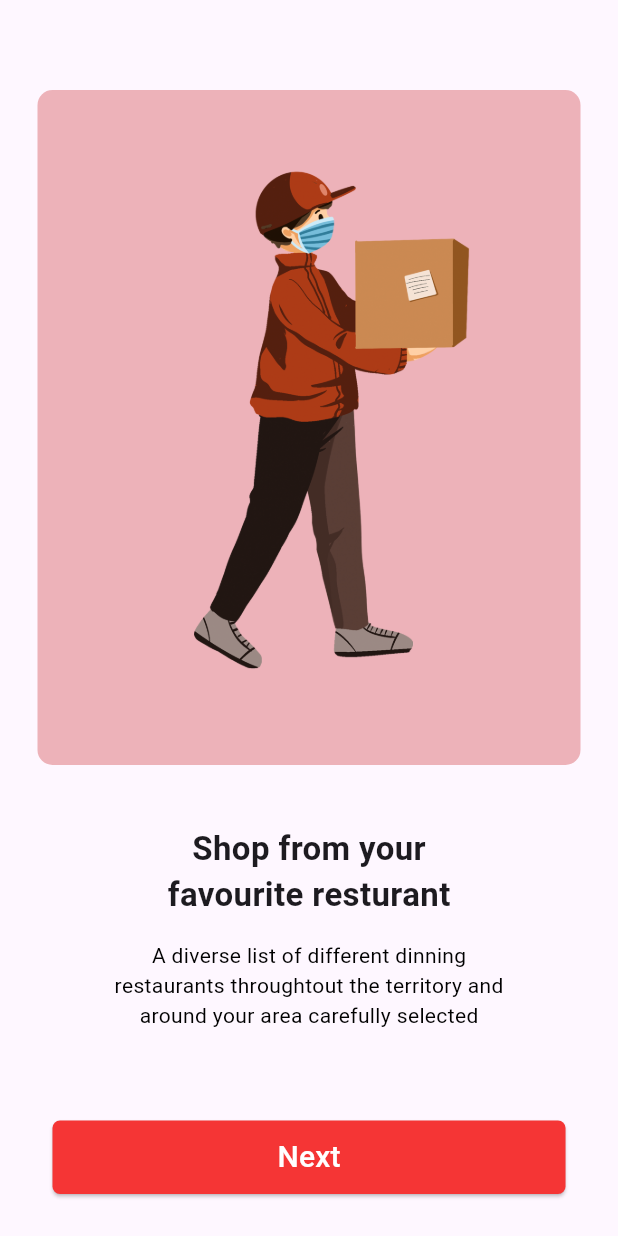
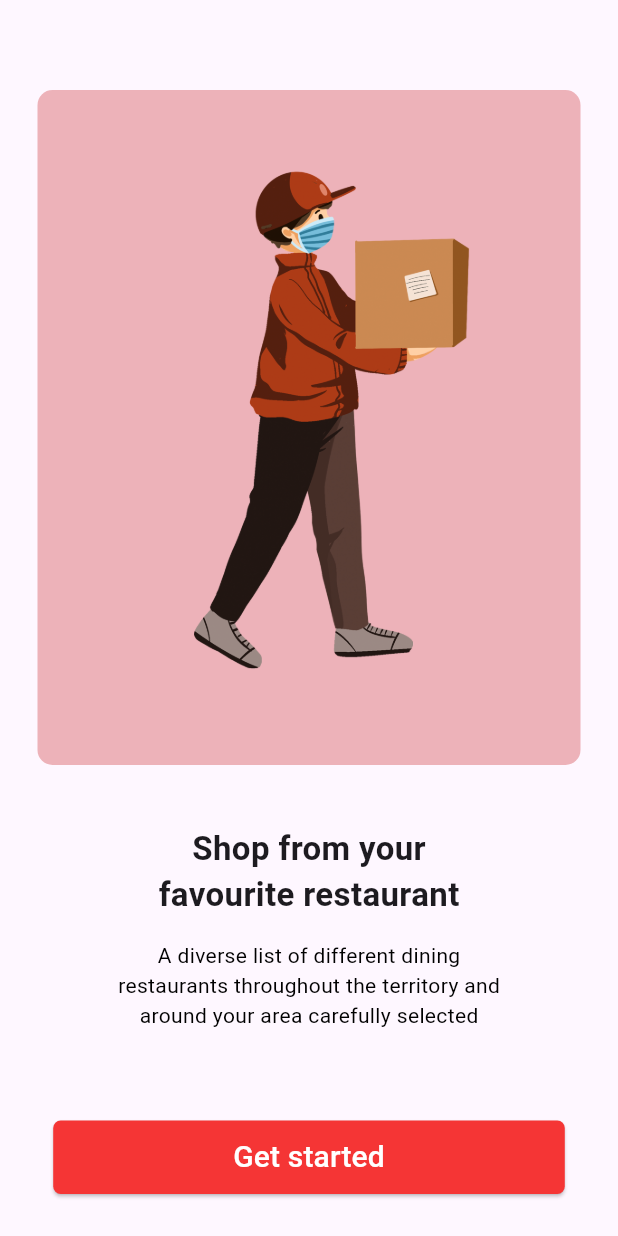
Before and after one commit to Bharathraj16/Food_Delivery_App, a Flutter app: the screen it shows after launch, on a phone screen of 412 x 824 dp. Run offline on Flutter 3.47's test engine with Material 3 defaults, Android fonts, the phone set to English and light mode, and no system bars.

Commit message:
Modify FirstScreen

```diff
--- a/lib/firstScreen.dart
+++ b/lib/firstScreen.dart
@@ -1,19 +1,62 @@
 import 'package:flutter/material.dart';
 import 'package:flutter_project/SecondScreen.dart';
+
 class FirstScreen extends StatefulWidget {
-  const FirstScreen({super.key});
+  const FirstScreen({Key? key}) : super(key: key);
 
   @override
   State<FirstScreen> createState() => _FirstScreenState();
 }
 
 class _FirstScreenState extends State<FirstScreen> {
+  int _currentImageIndex = 0; // Keep track of the current image index
+  List<String> _imagePaths = [
+    'Images/order.png',
+    'Images/picture2.png',
+    'Images/picture3.png'
+    // Add more image paths as needed
+  ];
+  List<List<String>> _texts = [
+    [
+      "Shop from your",
+      "favourite restaurant",
+      "A diverse list of different dining",
+      "restaurants throughout the territory and",
+      "around your area carefully selected"
+    ],
+    [
+      "Quick delivery to",
+      "your doorstep",
+      "We have a dynamic and professional",
+      "delivery team that is professionally and",
+      "intelligently trained"
+    ],
+    [
+      "Convenience e-wallet",
+      "app connecting",
+      "A diverse list of different dinning",
+      "restaurants throughout the territory and",
+      "around your area carefully selected"
+    ],
+    // Add more lists of texts corresponding to each image
+  ];
+
   @override
   Widget build(BuildContext context) {
-    return Scaffold(
+    return WillPopScope(
+      onWillPop: () async {
+        if (_currentImageIndex > 0) {
+          setState(() {
+            _currentImageIndex--; // Move back to the previous image
+          });
+          return false; // Prevent default behavior
+        }
+        // If already at the first image, allow the app to close
+        return true;
+      },
+      child: Scaffold(
         body: Stack(
           children: [
-          // Card with rounded bottom corners
             Positioned(
               top: 60.0,
               left: 25.0,
@@ -22,58 +65,59 @@ class _FirstScreenState extends State<FirstScreen> {
                 height: 450.0,
                 width: 500.0,
                 decoration: BoxDecoration(
-                borderRadius: BorderRadius.only(
-                  topLeft: Radius.circular(10.0),
-                  topRight: Radius.circular(10.0),
-                  bottomLeft: Radius.circular(10.0),
-                  bottomRight: Radius.circular(10.0),
-                ), color:Color(0xffEDB2B9)
-
+                  borderRadius: BorderRadius.circular(10.0),
+                  color: Color(0xffEDB2B9),
                 ),
-              child:Image.asset("Images/order.png"),
+                child: Image.asset(_imagePaths[_currentImageIndex]), // Display the current image
               ),
             ),
             Positioned(
-            top: 550.0, // Adjust based on card height and desired padding
+              top: 550.0,
               left: 25.0,
               right: 25.0,
               child: Column(
                 children: [
                   Text(
-                  "Shop from your",
-                  style: TextStyle(fontSize: 22.0,fontWeight: FontWeight.bold),
+                    _texts[_currentImageIndex][0], // Display the current first text
+                    style: TextStyle(fontSize: 22.0, fontWeight: FontWeight.bold),
                   ),
                   Text(
-                  "favourite resturant",
-                  style: TextStyle(fontSize: 22.0,fontWeight: FontWeight.bold),
+                    _texts[_currentImageIndex][1], // Display the current second text
+                    style: TextStyle(fontSize: 22.0, fontWeight: FontWeight.bold),
                   ),
                   SizedBox(height: 15.0),
-                Text("A diverse list of different dinning", style: TextStyle(color: Colors.black)),
-                Text( "restaurants throughtout the territory and",style: TextStyle(color: Colors.black)),
-                Text( "around your area carefully selected",style: TextStyle(color: Colors.black)),
+                  for (int i = 2; i < _texts[_currentImageIndex].length; i++)
+                    Text(_texts[_currentImageIndex][i], style: TextStyle(color: Colors.black)),
                   SizedBox(height: 60.0),
-            //ElevatedButton
                   ElevatedButton(
                     style: ElevatedButton.styleFrom(
                       shape: RoundedRectangleBorder(
                         borderRadius: BorderRadius.circular(5.0),
                       ),
                       backgroundColor: Color(0xffF53535),
-                padding: EdgeInsets.symmetric(horizontal: 150.0, vertical: 10.0)
+                      padding: EdgeInsets.symmetric(horizontal: 120.0, vertical: 10.0),
                     ),
                     onPressed: () {
+                      if (_currentImageIndex == _imagePaths.length - 1) {
+                        // If reached the last image, navigate to another screen
                         Navigator.push(
                           context,
                           MaterialPageRoute(builder: (context) => SecondScreen()),
                         );
+                      } else {
+                        setState(() {
+                          _currentImageIndex = (_currentImageIndex + 1) % _imagePaths.length; // Move to the next image
+                        });
+                      }
                     },
-              child: const Text("Next",style: TextStyle(fontSize: 20,color: Colors.white),textAlign: TextAlign.center),
+                    child: const Text("Get started",style: TextStyle(fontSize: 20,color: Colors.white),textAlign: TextAlign.start),
                   ),
                 ],
               ),
             ),
           ],
         ),
+      ),
     );
   }
 }
```
Lines whose indentation alone changed are shown as unchanged.
